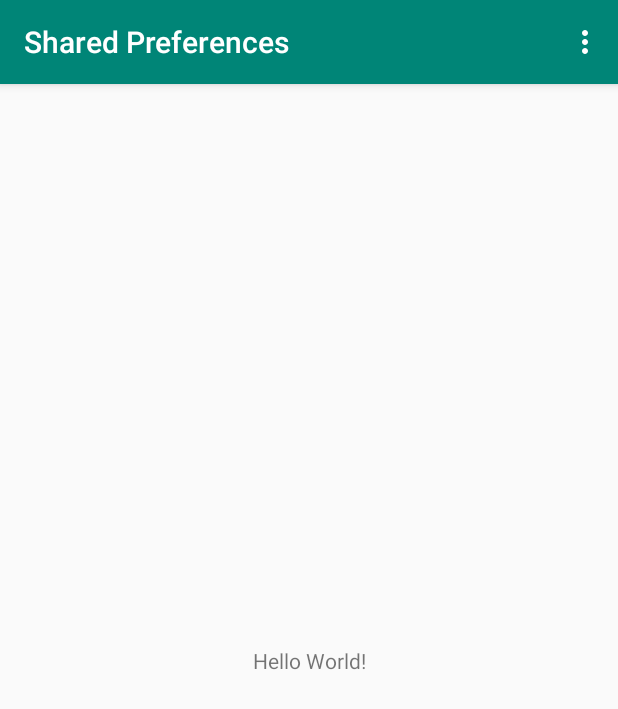
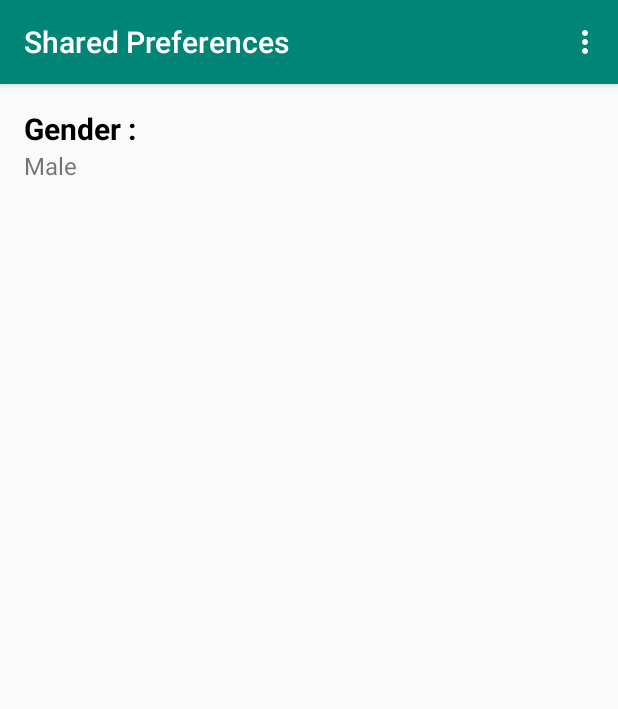
Before and after one commit to Apurba000Biswas/SharedPreferences, an Android app: the screen it shows after launch (MainActivity), on a phone screen of 412 x 824 dp. Shown: the top 709 px of the screen. Run offline under Robolectric (Android 15) with nearby library versions, the phone set to English and light mode, and no system bars.

```diff
--- a/app/src/main/java/com/apurba/sharedpreferences/MainActivity.java
+++ b/app/src/main/java/com/apurba/sharedpreferences/MainActivity.java
@@ -1,12 +1,15 @@
 package com.apurba.sharedpreferences;
 
 import androidx.appcompat.app.AppCompatActivity;
+import androidx.preference.PreferenceManager;
 
 import android.content.Intent;
+import android.content.SharedPreferences;
 import android.os.Bundle;
 import android.view.Menu;
 import android.view.MenuInflater;
 import android.view.MenuItem;
+import android.widget.TextView;
 
 public class MainActivity extends AppCompatActivity {
 
@@ -14,8 +17,21 @@ public class MainActivity extends AppCompatActivity {
     protected void onCreate(Bundle savedInstanceState) {
         super.onCreate(savedInstanceState);
         setContentView(R.layout.activity_main);
+
+        updateUiFromPreference();
     }
 
+
+    private void updateUiFromPreference(){
+        SharedPreferences sharedPreferences =
+                PreferenceManager.getDefaultSharedPreferences(this);
+        TextView tvGender = findViewById(R.id.tv_gender);
+        String text = (sharedPreferences.getBoolean(getString(R.string.preference_gender_key)
+                , getResources().getBoolean(R.bool.preference_gander_default)))?
+                getString(R.string.preference_gender_summary_on) :
+                getString(R.string.preference_gender_summary_off);
+        tvGender.setText(text);
+    }
 
     @Override
     public boolean onCreateOptionsMenu(Menu menu) {
--- a/app/src/main/res/layout/activity_main.xml
+++ b/app/src/main/res/layout/activity_main.xml
@@ -1,18 +1,25 @@
 <?xml version="1.0" encoding="utf-8"?>
-<androidx.constraintlayout.widget.ConstraintLayout xmlns:android="http://schemas.android.com/apk/res/android"
-    xmlns:app="http://schemas.android.com/apk/res-auto"
+<LinearLayout
+    android:orientation="vertical"
+    xmlns:android="http://schemas.android.com/apk/res/android"
     xmlns:tools="http://schemas.android.com/tools"
     android:layout_width="match_parent"
+    android:layout_margin="16dp"
     android:layout_height="match_parent"
     tools:context=".MainActivity">
 
     <TextView
+        android:textColor="@android:color/black"
+        android:textStyle="bold"
+        android:textSize="20sp"
         android:layout_width="wrap_content"
         android:layout_height="wrap_content"
-        android:text="Hello World!"
-        app:layout_constraintBottom_toBottomOf="parent"
-        app:layout_constraintLeft_toLeftOf="parent"
-        app:layout_constraintRight_toRightOf="parent"
-        app:layout_constraintTop_toTopOf="parent" />
+        android:text="Gender : " />
 
-</androidx.constraintlayout.widget.ConstraintLayout>
+    <TextView
+        android:textSize="16sp"
+        android:id="@+id/tv_gender"
+        android:layout_width="wrap_content"
+        android:layout_height="wrap_content"/>
+
+</LinearLayout>
--- /dev/null
+++ b/app/src/main/res/values/bool.xml
@@ -0,0 +1,4 @@
+<?xml version="1.0" encoding="utf-8"?>
+<resources>
+    <bool name="preference_gander_default">true</bool>
+</resources>
--- a/app/src/main/res/values/strings.xml
+++ b/app/src/main/res/values/strings.xml
@@ -2,4 +2,9 @@
     <string name="app_name">Shared Preferences</string>
 
     <string name="manu_settings_tittle">Settings</string>
+
+    <string name="preference_gender_key">gender</string>
+    <string name="preference_gender_tittle">Gender</string>
+    <string name="preference_gender_summary_off">Female</string>
+    <string name="preference_gender_summary_on">Male</string>
 </resources>
--- a/app/src/main/res/xml/pref_app.xml
+++ b/app/src/main/res/xml/pref_app.xml
@@ -1,9 +1,9 @@
 <?xml version="1.0" encoding="utf-8"?>
 <PreferenceScreen xmlns:android="http://schemas.android.com/apk/res/android">
     <CheckBoxPreference
-        android:defaultValue="true"
-        android:key="gender"
-        android:summaryOff="Female"
-        android:summaryOn="Male"
-        android:title="Gender"/>
+        android:defaultValue="@bool/preference_gander_default"
+        android:key="@string/preference_gender_key"
+        android:summaryOff="@string/preference_gender_summary_off"
+        android:summaryOn="@string/preference_gender_summary_on"
+        android:title="@string/preference_gender_tittle"/>
 </PreferenceScreen>
```
